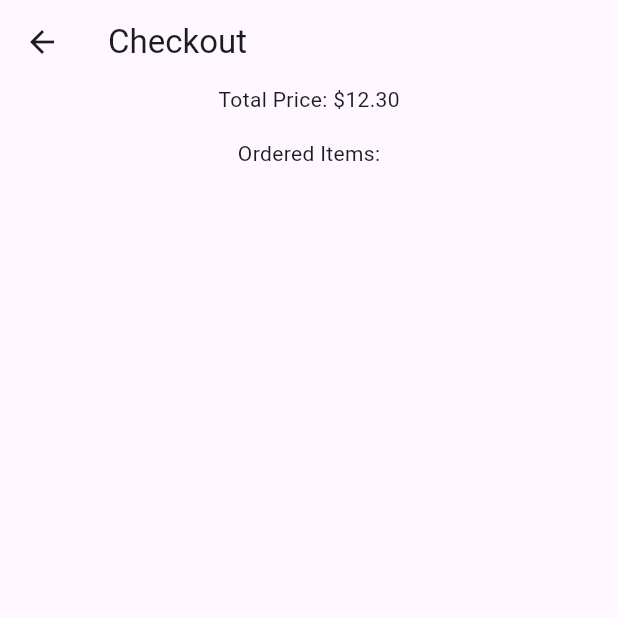
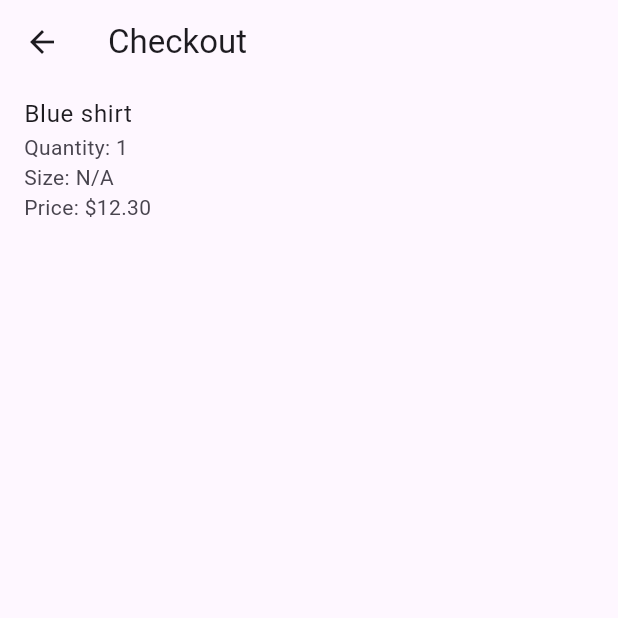
Before and after one commit to m-wambua/gipaw-ecom, a Flutter app: the ProductDetailsPage screen opened directly with sample values from the repository, after a tap on "Proceed to Checkout", on a phone screen of 412 x 824 dp, the top half of it. Run offline on Flutter 3.47's test engine with Material 3 defaults, Android fonts, the phone set to English and light mode, and no system bars; our stand-ins replace sidebarx; network calls fail.

Commit message:
updated the checkout page to accept a list of configured products

```diff
--- a/lib/globals/check_out_page.dart
+++ b/lib/globals/check_out_page.dart
@@ -1,15 +1,56 @@
-// checkout_page.dart
-
 import 'package:flutter/material.dart';
 import 'package:flutter_application_1/globals/products_card.dart';
 
 class CheckoutPage extends StatelessWidget {
-  final double totalPrice;
+  final ShoppingCart shoppingCart;
 
-  final List<Product> orderedItems;
+  const CheckoutPage({
+    Key? key,
+    required this.shoppingCart,
+  }) : super(key: key);
 
-  const CheckoutPage({Key? key, required this.totalPrice, required this.orderedItems})
-      : super(key: key);
+  @override
+  Widget build(BuildContext context) {
+    // Get the list of ordered products from the shopping cart
+    final List<OrderedProduct> orderedProducts = shoppingCart.getOrderedProducts();
+
+    return Scaffold(
+      appBar: AppBar(
+        title: const Text('Checkout'),
+      ),
+      body: Column(
+        children: [
+          Expanded(
+            child: ListView.builder(
+              itemCount: orderedProducts.length,
+              itemBuilder: (context, index) {
+                final orderedProduct = orderedProducts[index];
+                return ListTile(
+                  title: Text(orderedProduct.product.name),
+                  subtitle: Column(
+                    crossAxisAlignment: CrossAxisAlignment.start,
+                    children: [
+                      Text('Quantity: ${orderedProduct.quantity}'),
+                      Text('Size: ${orderedProduct.size}'),
+                      Text('Price: \$${orderedProduct.totalPrice.toStringAsFixed(2)}'),
+                    ],
+                  ),
+                );
+              },
+            ),
+          ),
+          // Add other widgets like total price here
+        ],
+      ),
+    );
+  }
+}
+
+/*
+class CheckoutPage extends StatelessWidget {
+  final List<OrderedProduct> orderedProducts;
+
+  const CheckoutPage({Key? key, required this.orderedProducts}) : super(key: key);
 
   @override
   Widget build(BuildContext context) {
@@ -18,27 +59,39 @@ class CheckoutPage extends StatelessWidget {
         title: const Text('Checkout'),
       ),
       body: Column(
-        mainAxisAlignment: MainAxisAlignment.center,
-        crossAxisAlignment: CrossAxisAlignment.center,
+        crossAxisAlignment: CrossAxisAlignment.start,
         children: [
-          Text('Total Price: \$${totalPrice.toStringAsFixed(2)}'),
-          const SizedBox(height: 16),
-          const Text('Ordered Items:'),
           Expanded(
             child: ListView.builder(
-              itemCount: orderedItems.length,
+              itemCount: orderedProducts.length,
               itemBuilder: (context, index) {
+                final orderedProduct = orderedProducts[index];
                 return ListTile(
-                  title: Text(orderedItems[index].name),
-                  subtitle: Text(
-                    '\$${orderedItems[index].price.start.toStringAsFixed(2)}',
+                  title: Text(orderedProduct.product.name),
+                  subtitle: Column(
+                    crossAxisAlignment: CrossAxisAlignment.start,
+                    children: [
+                      Text('Quantity: ${orderedProduct.quantity}'),
+                      Text('Size: ${orderedProduct.size}'),
+                      Text('Price: \$${orderedProduct.totalPrice.toStringAsFixed(2)}'),
+                    ],
                   ),
                 );
               },
             ),
           ),
+          Divider(), // Add a divider between items and total price
+          Padding(
+            padding: const EdgeInsets.all(8.0),
+            child: Text('Total Price: \$${_calculateTotalPrice().toStringAsFixed(2)}'),
+          ),
         ],
       ),
     );
   }
+
+  double _calculateTotalPrice() {
+    return orderedProducts.fold(0, (total, product) => total + product.totalPrice);
+  }
 }
+*/
--- a/lib/globals/product_details-page.dart
+++ b/lib/globals/product_details-page.dart
@@ -147,6 +147,29 @@ class _ProductDetailsPageState extends State<ProductDetailsPage> {
                         buildLogoNameTextField(),
                       const SizedBox(height: 15),
                       const SizedBox(height: 15),
+                      ElevatedButton(
+                        onPressed: () {
+                          //Creaye an instance of OrderdProduct with configured values
+                          final orderedProduct = OrderedProduct(
+                            product: widget.product,
+                            quantity: selectedQuantity,
+                            size: selectedSize != null
+                                ? selectedSize.toString()
+                                : 'N/A',
+                            totalPrice: calculatedFinalPrice(),
+                          );
+                          widget.shoppingCart.addProduct(orderedProduct);
+                          Navigator.push(
+                            context,
+                            MaterialPageRoute(
+                                builder: (context) =>  CheckoutPage(
+                                      shoppingCart: widget.shoppingCart,
+                                    )),
+                          );
+                          // Handle the onPressed event for the "Add to Cart" button
+                        },
+                        child: const Text('Proceed to Checkout'),
+                      ),
                       const SizedBox(height: 25),
                       const Text(
                         'Sizes relate to age as follows:\n'
@@ -167,19 +190,7 @@ class _ProductDetailsPageState extends State<ProductDetailsPage> {
                           'Your Total will be: \$${totalPrice.toStringAsFixed(2)}'),
                       const SizedBox(
                         height: 20,
-                      ),
-                      ElevatedButton(
-                        onPressed: () {
-                          // Handle the onPressed event for the "Add to Cart" button
-                          Navigator.push(
-                              context,
-                              MaterialPageRoute(
-                                  builder: (context) => CheckoutPage(
-                                      totalPrice: totalPrice,
-                                      orderedItems: shoppingCart.items)));
-                        },
-                        child: const Text('Proceed to Checkout'),
-                      ),
+                      )
                     ],
                   ),
                 ),
--- a/lib/globals/products_card.dart
+++ b/lib/globals/products_card.dart
@@ -50,11 +50,56 @@ class CounterNotifier extends ChangeNotifier {
   }
 }
 
+class OrderedProduct {
+  final Product product;
+  final int quantity;
+  final String size;
+  final double totalPrice;
+  OrderedProduct(
+      {required this.product,
+      required this.quantity,
+      required this.size,
+      required this.totalPrice});
+}
+
+class ConfiguredItems {
+  List<OrderedProduct> _orderedProducts = [];
+
+  List<OrderedProduct> get items => _orderedProducts;
+
+  void addProduct(OrderedProduct orderedProduct) {
+    _orderedProducts.add(orderedProduct);
+  }
+
+  double getTotalPrice() {
+    double totalPrice = 0;
+    for (var item in _orderedProducts) {
+      totalPrice += item.totalPrice;
+    }
+    return totalPrice;
+  }
+}
+
 class ShoppingCart {
   List<Product> items = [];
+List<OrderedProduct> _orderedProducts = [];
+
+  List<OrderedProduct> get orderedProducts => _orderedProducts;
+
   int _itemCount = 0;
   int get itemCount =>
       _itemCount; // COunter for the number of items in the cart
+
+  void addProduct(OrderedProduct orderedProduct) {
+    _orderedProducts.add(orderedProduct);
+  }
+
+  // Add a method to get the ordered products
+  List<OrderedProduct> getOrderedProducts() {
+    return _orderedProducts;
+  }
+
+
   void addToCart(Product product) {
     items.add(product);
     _itemCount++;
```
